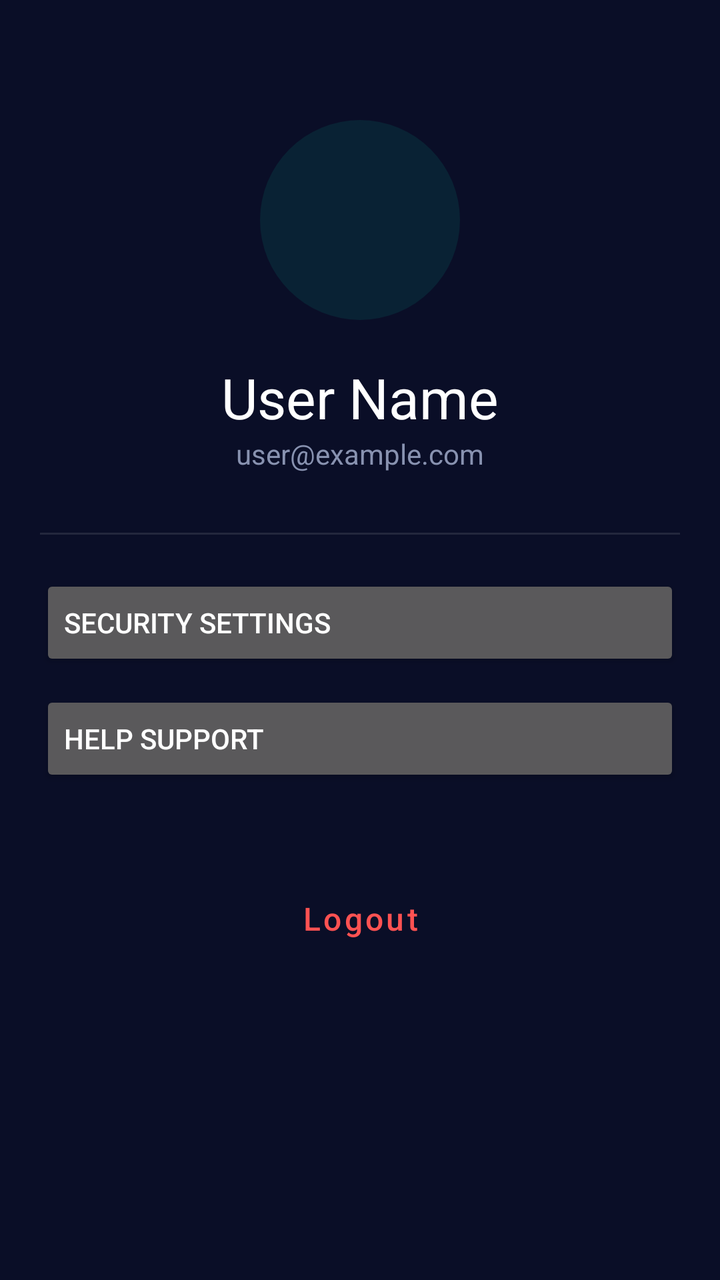
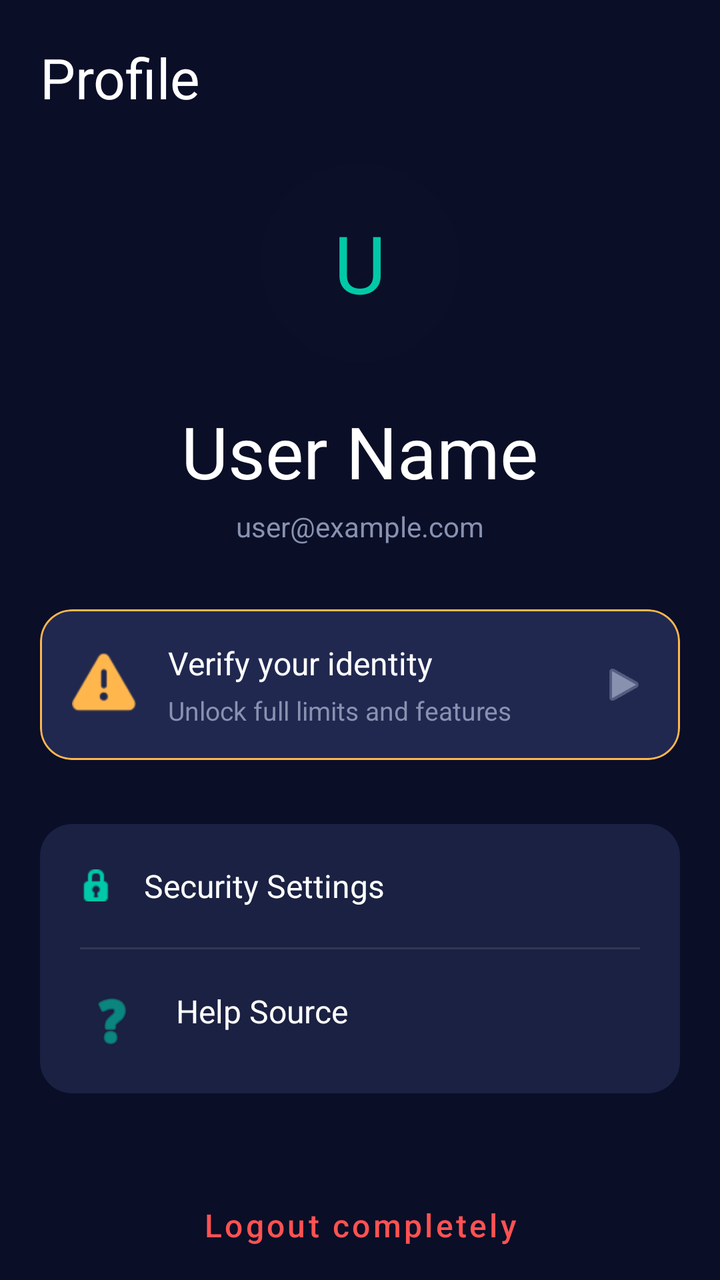

An Android layout rendered at two revisions. The XML below is the earlier revision; the diff shows what the commit changed to produce the second picture.
<!-- AndroidManifest.xml: application theme Theme.SwiftApp -->
<!-- res/layout/fragment_profile.xml -->
<?xml version="1.0" encoding="utf-8"?>
<LinearLayout xmlns:android="http://schemas.android.com/apk/res/android"
    android:layout_width="match_parent"
    android:layout_height="match_parent"
    android:background="@color/swift_bg_primary"
    android:gravity="center_horizontal"
    android:orientation="vertical"
    android:padding="20dp">

    <View
        android:layout_width="100dp"
        android:layout_height="100dp"
        android:layout_marginTop="40dp"
        android:background="@drawable/bg_icon_circle" />

    <TextView
        android:id="@+id/tvProfileName"
        style="@style/SwiftText.Display"
        android:layout_width="wrap_content"
        android:layout_height="wrap_content"
        android:layout_marginTop="20dp"
        android:text="User Name" />

    <TextView
        android:id="@+id/tvProfileEmail"
        style="@style/SwiftText.Body"
        android:layout_width="wrap_content"
        android:layout_height="wrap_content"
        android:text="user@example.com" />

    <View
        android:layout_width="match_parent"
        android:layout_height="1dp"
        android:layout_marginTop="30dp"
        android:background="@color/swift_divider" />

    <Button
        android:layout_width="match_parent"
        android:layout_height="wrap_content"
        android:layout_marginTop="20dp"
        android:text="Security Settings"
        android:textAlignment="viewStart" />

    <Button
        android:layout_width="match_parent"
        android:layout_height="wrap_content"
        android:layout_marginTop="10dp"
        android:text="Help Support"
        android:textAlignment="viewStart" />

    <Button
        android:id="@+id/btnLogout"
        style="@style/SwiftButton.Secondary"
        android:layout_width="match_parent"
        android:layout_height="wrap_content"
        android:layout_marginTop="40dp"
        android:text="Logout"
        android:textColor="@color/swift_error" />

</LinearLayout>
<!-- resources referenced by this layout -->
<resources>
  <color name="swift_bg_primary">#FF0A0E27</color>
  <color name="swift_divider">#1AFFFFFF</color>
  <color name="swift_error">#FFFF5252</color>
  <!-- drawable bg_icon_circle (drawable) -->
  <?xml version="1.0" encoding="utf-8"?>
  <shape xmlns:android="http://schemas.android.com/apk/res/android"
      android:shape="oval">
      <solid android:color="#1A00C9A7" />
      <size android:width="56dp" android:height="56dp" />
  </shape>
  <style name="SwiftButton.Secondary" parent="Widget.MaterialComponents.Button.OutlinedButton">
          <item name="android:textColor">@color/swift_primary</item>
          <item name="android:textSize">@dimen/text_lg</item>
          <item name="android:textAllCaps">false</item>
          <item name="cornerRadius">@dimen/radius_lg</item>
          <item name="strokeColor">@color/swift_primary</item>
          <item name="strokeWidth">1.5dp</item>
          <item name="android:minHeight">@dimen/button_height</item>
          <item name="rippleColor">@color/swift_ripple</item>
      </style>
  <style name="SwiftText.Body">
          <item name="android:textColor">@color/swift_text_secondary</item>
          <item name="android:textSize">@dimen/text_md</item>
          <item name="android:fontFamily">sans-serif</item>
      </style>
  <style name="SwiftText.Display">
          <item name="android:textColor">@color/swift_text_primary</item>
          <item name="android:textSize">@dimen/text_display</item>
          <item name="android:fontFamily">sans-serif-bold</item>
      </style>
  <color name="swift_primary">#FF00C9A7</color>
  <dimen name="text_lg">16sp</dimen>
  <dimen name="radius_lg">16dp</dimen>
  <dimen name="button_height">52dp</dimen>
  <color name="swift_ripple">#3300C9A7</color>
  <color name="swift_text_secondary">#FF8892B0</color>
  <dimen name="text_md">14sp</dimen>
  <color name="swift_text_primary">#FFFFFFFF</color>
  <dimen name="text_display">28sp</dimen>
  <color name="swift_primary_dark">#FF00A88A</color>
  <color name="white">#FFFFFFFF</color>
  <color name="swift_secondary">#FF845EF7</color>
  <color name="swift_secondary_dark">#FF6B3FD4</color>
  <color name="swift_bg_card">#FF1A2142</color>
  <color name="swift_bg_secondary">#FF141937</color>
  <color name="swift_text_hint">#FF5A6380</color>
  <!-- unchanged entries left out for length: 1 -->
</resources>

<!-- the commit's change to res/layout/fragment_profile.xml (unified diff, before → after) -->
@@ -1,60 +1,162 @@
 <?xml version="1.0" encoding="utf-8"?>
-<LinearLayout xmlns:android="http://schemas.android.com/apk/res/android"
+<androidx.core.widget.NestedScrollView xmlns:android="http://schemas.android.com/apk/res/android"
+    xmlns:app="http://schemas.android.com/apk/res-auto"
     android:layout_width="match_parent"
     android:layout_height="match_parent"
-    android:background="@color/swift_bg_primary"
-    android:gravity="center_horizontal"
-    android:orientation="vertical"
-    android:padding="20dp">
+    android:background="@color/swift_bg_primary">
 
-    <View
-        android:layout_width="100dp"
-        android:layout_height="100dp"
-        android:layout_marginTop="40dp"
-        android:background="@drawable/bg_icon_circle" />
-
-    <TextView
-        android:id="@+id/tvProfileName"
-        style="@style/SwiftText.Display"
-        android:layout_width="wrap_content"
-        android:layout_height="wrap_content"
-        android:layout_marginTop="20dp"
-        android:text="User Name" />
-
-    <TextView
-        android:id="@+id/tvProfileEmail"
-        style="@style/SwiftText.Body"
-        android:layout_width="wrap_content"
-        android:layout_height="wrap_content"
-        android:text="user@example.com" />
-
-    <View
-        android:layout_width="match_parent"
-        android:layout_height="1dp"
-        android:layout_marginTop="30dp"
-        android:background="@color/swift_divider" />
-
-    <Button
+    <LinearLayout
         android:layout_width="match_parent"
         android:layout_height="wrap_content"
-        android:layout_marginTop="20dp"
-        android:text="Security Settings"
-        android:textAlignment="viewStart" />
+        android:gravity="center_horizontal"
+        android:orientation="vertical"
+        android:padding="20dp"
+        android:paddingTop="48dp">
 
-    <Button
-        android:layout_width="match_parent"
-        android:layout_height="wrap_content"
-        android:layout_marginTop="10dp"
-        android:text="Help Support"
-        android:textAlignment="viewStart" />
+        <TextView
+            style="@style/SwiftText.Display"
+            android:layout_width="match_parent"
+            android:layout_height="wrap_content"
+            android:layout_marginBottom="24dp"
+            android:text="Profile" />
 
-    <Button
-        android:id="@+id/btnLogout"
-        style="@style/SwiftButton.Secondary"
-        android:layout_width="match_parent"
-        android:layout_height="wrap_content"
-        android:layout_marginTop="40dp"
-        android:text="Logout"
-        android:textColor="@color/swift_error" />
+        <FrameLayout
+            android:layout_width="100dp"
+            android:layout_height="100dp"
+            android:background="@drawable/bg_icon_circle"
+            android:backgroundTint="@color/swift_bg_secondary">
 
-</LinearLayout>
+            <TextView
+                android:id="@+id/tvProfileInitial"
+                android:layout_width="wrap_content"
+                android:layout_height="wrap_content"
+                android:layout_gravity="center"
+                android:fontFamily="sans-serif-bold"
+                android:text="U"
+                android:textColor="@color/swift_primary"
+                android:textSize="40sp" />
+        </FrameLayout>
+
+        <TextView
+            android:id="@+id/tvProfileName"
+            style="@style/SwiftText.Hero"
+            android:layout_width="wrap_content"
+            android:layout_height="wrap_content"
+            android:layout_marginTop="20dp"
+            android:text="User Name" />
+
+        <TextView
+            android:id="@+id/tvProfileEmail"
+            style="@style/SwiftText.Body"
+            android:layout_width="wrap_content"
+            android:layout_height="wrap_content"
+            android:layout_marginTop="4dp"
+            android:text="user@example.com" />
+
+        <com.google.android.material.card.MaterialCardView
+            android:id="@+id/cvVerifyKyc"
+            style="@style/SwiftCard"
+            android:layout_width="match_parent"
+            android:layout_height="wrap_content"
+            android:layout_marginTop="32dp"
+            app:cardBackgroundColor="@color/swift_bg_card_elevated"
+            app:strokeColor="@color/swift_warning"
+            app:strokeWidth="1dp">
+
+            <LinearLayout
+                android:layout_width="match_parent"
+                android:layout_height="wrap_content"
+                android:gravity="center_vertical"
+                android:orientation="horizontal"
+                android:padding="16dp">
+
+                <ImageView
+                    android:layout_width="32dp"
+                    android:layout_height="32dp"
+                    android:src="@android:drawable/ic_dialog_alert"
+                    app:tint="@color/swift_warning" />
+
+                <LinearLayout
+                    android:layout_width="0dp"
+                    android:layout_height="wrap_content"
+                    android:layout_marginStart="16dp"
+                    android:layout_weight="1"
+                    android:orientation="vertical">
+
+                    <TextView
+                        android:layout_width="wrap_content"
+                        android:layout_height="wrap_content"
+                        android:fontFamily="sans-serif-bold"
+                        android:text="Verify your identity"
+                        android:textColor="@color/white"
+                        android:textSize="16sp" />
+
+                    <TextView
+                        android:layout_width="wrap_content"
+                        android:layout_height="wrap_content"
+                        android:layout_marginTop="4dp"
+                        android:text="Unlock full limits and features"
+                        android:textColor="@color/swift_text_secondary"
+                        android:textSize="13sp" />
+                </LinearLayout>
+
+                <ImageView
+                    android:layout_width="24dp"
+                    android:layout_height="24dp"
+                    android:src="@android:drawable/ic_media_play"
+                    app:tint="@color/swift_text_secondary" />
+            </LinearLayout>
+        </com.google.android.material.card.MaterialCardView>
+
+        <LinearLayout
+            android:layout_width="match_parent"
+            android:layout_height="wrap_content"
+            android:layout_marginTop="32dp"
+            android:background="@drawable/bg_card"
+            android:orientation="vertical">
+
+            <TextView
+                android:id="@+id/btnSecuritySettings"
+                android:layout_width="match_parent"
+                android:layout_height="wrap_content"
+                android:background="?attr/selectableItemBackground"
+                android:drawableStart="@android:drawable/ic_secure"
+                android:drawablePadding="16dp"
+                android:padding="20dp"
+                android:text="Security Settings"
+                android:textColor="@color/swift_text_primary"
+                android:textSize="16sp"
+                app:drawableTint="@color/swift_primary" />
+
+            <View
+                android:layout_width="match_parent"
+                android:layout_height="1dp"
+                android:layout_marginHorizontal="20dp"
+                android:background="@color/swift_divider" />
+
+            <TextView
+                android:id="@+id/btnHelpSupport"
+                android:layout_width="match_parent"
+                android:layout_height="wrap_content"
+                android:background="?attr/selectableItemBackground"
+                android:drawableStart="@android:drawable/ic_menu_help"
+                android:drawablePadding="16dp"
+                android:padding="20dp"
+                android:text="Help Source"
+                android:textColor="@color/swift_text_primary"
+                android:textSize="16sp"
+                app:drawableTint="@color/swift_primary" />
+        </LinearLayout>
+
+        <Button
+            android:id="@+id/btnLogout"
+            style="@style/SwiftButton.Secondary"
+            android:layout_width="match_parent"
+            android:layout_height="wrap_content"
+            android:layout_marginTop="40dp"
+            android:layout_marginBottom="40dp"
+            android:text="Logout completely"
+            android:textColor="@color/swift_error" />
+
+    </LinearLayout>
+</androidx.core.widget.NestedScrollView>
<!-- resource entries referenced after the edit -->
@@ -1,5 +1,6 @@
 <!-- resources referenced by this layout -->
 <resources>
+  <color name="swift_bg_card_elevated">#FF202850</color>
   <color name="swift_bg_primary">#FF0A0E27</color>
   <color name="swift_divider">#1AFFFFFF</color>
   <color name="swift_error">#FFFF5252</color>
@@ -20,6 +21,11 @@
           <item name="android:minHeight">@dimen/button_height</item>
           <item name="rippleColor">@color/swift_ripple</item>
       </style>
+  <style name="SwiftCard" parent="Widget.MaterialComponents.CardView">
+          <item name="cardBackgroundColor">@color/swift_bg_card</item>
+          <item name="cardCornerRadius">@dimen/radius_lg</item>
+          <item name="cardElevation">0dp</item>
+      </style>
   <style name="SwiftText.Body">
           <item name="android:textColor">@color/swift_text_secondary</item>
           <item name="android:textSize">@dimen/text_md</item>
@@ -30,17 +36,31 @@
           <item name="android:textSize">@dimen/text_display</item>
           <item name="android:fontFamily">sans-serif-bold</item>
       </style>
+  <style name="SwiftText.Hero">
+  
+          <item name="android:textColor">@color/swift_text_primary</item>
+          <item name="android:textSize">@dimen/text_hero</item>
+          <item name="android:fontFamily">sans-serif-bold</item>
+      </style>
   <color name="swift_primary">#FF00C9A7</color>
   <dimen name="text_lg">16sp</dimen>
   <dimen name="radius_lg">16dp</dimen>
   <dimen name="button_height">52dp</dimen>
   <color name="swift_ripple">#3300C9A7</color>
   <color name="swift_text_secondary">#FF8892B0</color>
+  <color name="swift_warning">#FFFFB74D</color>
   <dimen name="text_md">14sp</dimen>
   <color name="swift_text_primary">#FFFFFFFF</color>
   <dimen name="text_display">28sp</dimen>
+  <dimen name="text_hero">36sp</dimen>
   <color name="swift_primary_dark">#FF00A88A</color>
   <color name="white">#FFFFFFFF</color>
+  <!-- drawable bg_card (drawable) -->
+  <?xml version="1.0" encoding="utf-8"?>
+  <shape xmlns:android="http://schemas.android.com/apk/res/android">
+      <solid android:color="@color/swift_bg_card" />
+      <corners android:radius="@dimen/radius_lg" />
+  </shape>
   <color name="swift_secondary">#FF845EF7</color>
   <color name="swift_secondary_dark">#FF6B3FD4</color>
   <color name="swift_bg_card">#FF1A2142</color>
